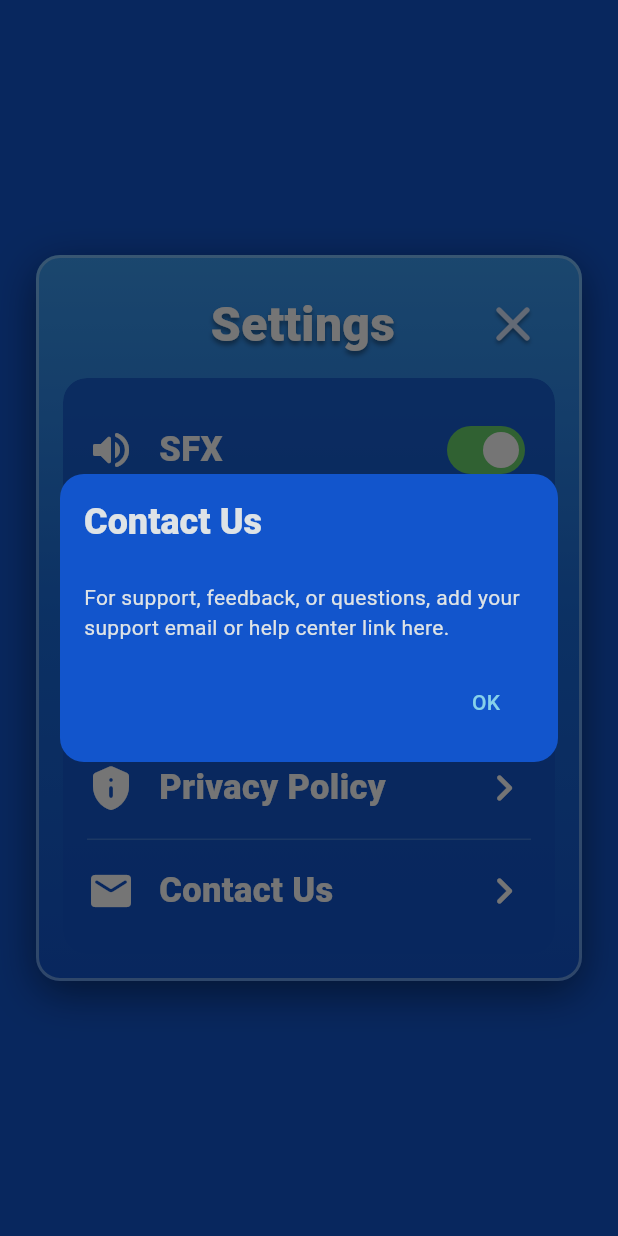
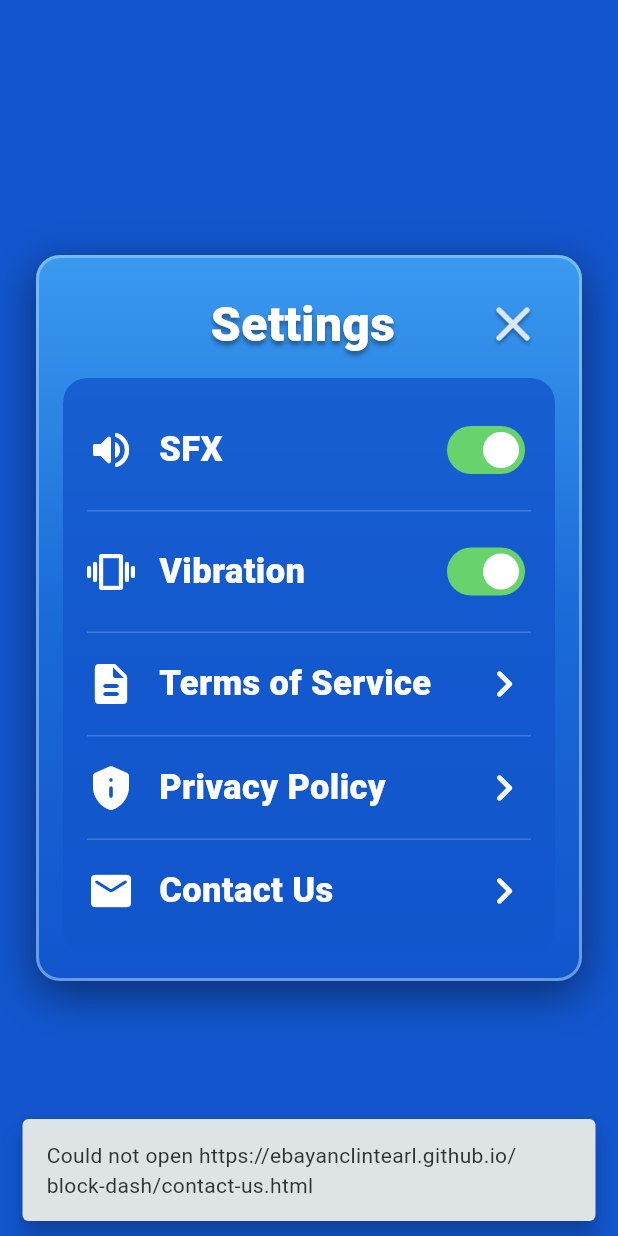
Before and after one commit to ebayanclintearl/block-dash, a Flutter app: the _SettingsDialog widget shown alone on an empty page, opened directly with empty values, after a tap on "Contact Us", on a phone screen of 412 x 824 dp. Run offline on Flutter 3.47's test engine with Material 3 defaults, Android fonts, the phone set to English and light mode, and no system bars; our stand-ins replace shared_preferences; missing offline and left inert: flame, flame_audio; accounts and stored records are empty; Roboto replaces fonts that are missing (Arial).

Commit message:
feat: Update contact information in legal pages and integrate url_launcher for external links

```diff
--- a/lib/main.dart
+++ b/lib/main.dart
@@ -9,6 +9,7 @@ import 'package:flame_audio/flame_audio.dart';
 import 'package:flutter/material.dart';
 import 'package:flutter/services.dart';
 import 'package:shared_preferences/shared_preferences.dart';
+import 'package:url_launcher/url_launcher.dart';
 
 Future<void> main() async {
   WidgetsFlutterBinding.ensureInitialized();
@@ -137,6 +138,15 @@ const _blockDashAudioFiles = [
 ];
 
 const _blockDashLogoAsset = 'assets/images/block_dash_logo.png';
+final _blockDashPrivacyUri = Uri.parse(
+  'https://ebayanclintearl.github.io/block-dash/privacy-policy.html',
+);
+final _blockDashTermsUri = Uri.parse(
+  'https://ebayanclintearl.github.io/block-dash/terms-of-service.html',
+);
+final _blockDashContactUri = Uri.parse(
+  'https://ebayanclintearl.github.io/block-dash/contact-us.html',
+);
 
 Future<void>? _blockDashAudioPreloadFuture;
 
@@ -258,15 +268,6 @@ class _HomeScreenState extends State<HomeScreen> {
                       );
                     },
                   ),
-                  const SizedBox(height: BlockDashSpacing.sm),
-                  _BigButton(
-                    label: 'RATE US',
-                    icon: Icons.star_rate_rounded,
-                    color: BlockDashColors.blockGreen,
-                    accentColor: const Color(0xFF36D64F),
-                    shadowColor: const Color(0xAA126E26),
-                    onPressed: () => _showRateUsDialog(context),
-                  ),
                   const Spacer(),
                 ],
               ),
@@ -303,64 +304,6 @@ PageRouteBuilder<T> _instantRoute<T>(WidgetBuilder builder) {
     pageBuilder: (context, _, _) => builder(context),
     transitionDuration: Duration.zero,
     reverseTransitionDuration: Duration.zero,
-  );
-}
-
-Future<void> _showRateUsDialog(BuildContext context) {
-  return showDialog<void>(
-    context: context,
-    barrierColor: const Color(0x99071431),
-    builder: (context) => AlertDialog(
-      backgroundColor: BlockDashColors.bgTop,
-      shape: RoundedRectangleBorder(
-        borderRadius: BorderRadius.circular(BlockDashSpacing.panelRadius),
-      ),
-      titlePadding: const EdgeInsets.fromLTRB(
-        BlockDashSpacing.sm,
-        BlockDashSpacing.sm,
-        BlockDashSpacing.sm,
-        BlockDashSpacing.xs,
-      ),
-      contentPadding: const EdgeInsets.all(BlockDashSpacing.sm),
-      actionsPadding: const EdgeInsets.fromLTRB(
-        BlockDashSpacing.sm,
-        0,
-        BlockDashSpacing.sm,
-        BlockDashSpacing.sm,
-      ),
-      title: const Text(
-        'Rate Us',
-        textAlign: TextAlign.center,
-        style: TextStyle(fontWeight: FontWeight.w900),
-      ),
-      content: const Column(
-        mainAxisSize: MainAxisSize.min,
-        children: [
-          Row(
-            mainAxisAlignment: MainAxisAlignment.center,
-            children: [
-              Icon(Icons.star_rounded, color: BlockDashColors.yellow, size: 32),
-              Icon(Icons.star_rounded, color: BlockDashColors.yellow, size: 32),
-              Icon(Icons.star_rounded, color: BlockDashColors.yellow, size: 32),
-              Icon(Icons.star_rounded, color: BlockDashColors.yellow, size: 32),
-              Icon(Icons.star_rounded, color: BlockDashColors.yellow, size: 32),
-            ],
-          ),
-          SizedBox(height: BlockDashSpacing.sm),
-          Text(
-            'Thanks for supporting Block Dash.',
-            textAlign: TextAlign.center,
-          ),
-        ],
-      ),
-      actionsAlignment: MainAxisAlignment.center,
-      actions: [
-        TextButton(
-          onPressed: () => Navigator.of(context).pop(),
-          child: const Text('CLOSE'),
-        ),
-      ],
-    ),
   );
 }
 
@@ -551,38 +494,27 @@ class _SettingsDialogState extends State<_SettingsDialog> {
                             _SettingsLinkRow(
                               icon: Icons.description_rounded,
                               label: 'Terms of Service',
-                              onTap: () => _showInfoDialog(
+                              onTap: () => _openExternalLink(
                                 context,
-                                title: 'Terms of Service',
-                                body:
-                                    'Block Dash is provided for entertainment. '
-                                    'By playing, you agree to use the game fairly '
-                                    'and follow applicable app store rules.',
+                                _blockDashTermsUri,
                               ),
                             ),
                             const _SettingsDivider(),
                             _SettingsLinkRow(
                               icon: Icons.privacy_tip_rounded,
                               label: 'Privacy Policy',
-                              onTap: () => _showInfoDialog(
+                              onTap: () => _openExternalLink(
                                 context,
-                                title: 'Privacy Policy',
-                                body:
-                                    'Block Dash stores your settings and best '
-                                    'score on this device. This build does not '
-                                    'collect personal information.',
+                                _blockDashPrivacyUri,
                               ),
                             ),
                             const _SettingsDivider(),
                             _SettingsLinkRow(
                               icon: Icons.mail_rounded,
                               label: 'Contact Us',
-                              onTap: () => _showInfoDialog(
+                              onTap: () => _openExternalLink(
                                 context,
-                                title: 'Contact Us',
-                                body:
-                                    'For support, feedback, or questions, add '
-                                    'your support email or help center link here.',
+                                _blockDashContactUri,
                               ),
                             ),
                           ],
@@ -714,39 +646,14 @@ class _SettingsDivider extends StatelessWidget {
   }
 }
 
-Future<void> _showInfoDialog(
-  BuildContext context, {
-  required String title,
-  required String body,
-}) {
-  return showDialog<void>(
-    context: context,
-    builder: (context) => AlertDialog(
-      backgroundColor: BlockDashColors.bgTop,
-      shape: RoundedRectangleBorder(
-        borderRadius: BorderRadius.circular(BlockDashSpacing.panelRadius),
-      ),
-      titlePadding: const EdgeInsets.fromLTRB(
-        BlockDashSpacing.sm,
-        BlockDashSpacing.sm,
-        BlockDashSpacing.sm,
-        BlockDashSpacing.xs,
-      ),
-      contentPadding: const EdgeInsets.all(BlockDashSpacing.sm),
-      actionsPadding: const EdgeInsets.fromLTRB(
-        BlockDashSpacing.sm,
-        0,
-        BlockDashSpacing.sm,
-        BlockDashSpacing.sm,
-      ),
-      title: Text(title, style: const TextStyle(fontWeight: FontWeight.w900)),
-      content: Text(body),
-      actions: [
-        TextButton(
-          onPressed: () => Navigator.of(context).pop(),
-          child: const Text('OK'),
-        ),
-      ],
+Future<void> _openExternalLink(BuildContext context, Uri uri) async {
+  final messenger = ScaffoldMessenger.of(context);
+  final launched = await launchUrl(uri, mode: LaunchMode.externalApplication);
+  if (launched) return;
+  messenger.showSnackBar(
+    SnackBar(
+      content: Text('Could not open ${uri.toString()}'),
+      behavior: SnackBarBehavior.floating,
     ),
   );
 }
--- a/pubspec.yaml
+++ b/pubspec.yaml
@@ -37,6 +37,7 @@ dependencies:
   flame: ^1.37.0
   flame_audio: ^2.12.1
   shared_preferences: ^2.5.5
+  url_launcher: ^6.3.2
 
 dev_dependencies:
   flutter_test:
```
Also changed, not shown: pubspec.lock, 6 other files.
